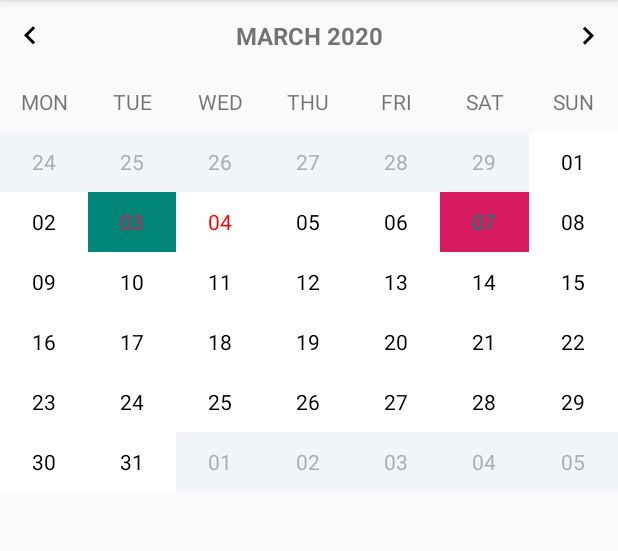
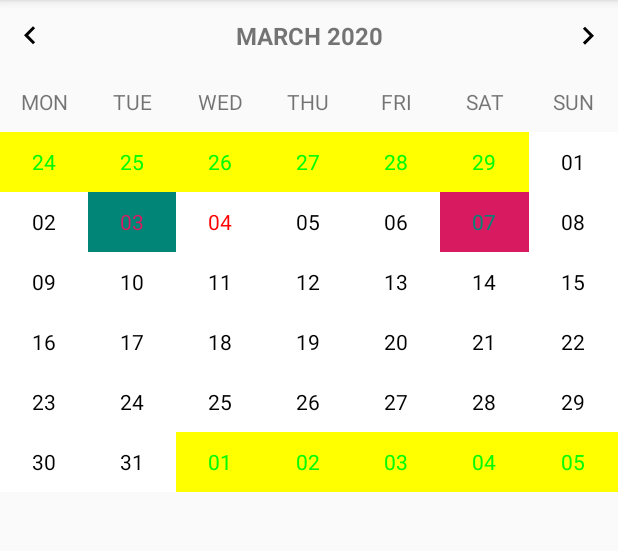
Before and after one commit to VarunBarad/Highlightable-Calendar-View, an Android app: the screen it shows after launch (MainActivity), on a phone screen of 412 x 824 dp, the part 84-635 px from its top. Run offline under Robolectric (Android 15) with nearby library versions, the phone set to English and light mode, and no system bars; our stand-ins replace data binding.

Commit message:
Set non-current month day styles from attributes

```diff
--- a/app/src/main/res/layout/activity_main.xml
+++ b/app/src/main/res/layout/activity_main.xml
@@ -10,7 +10,9 @@
         android:id="@+id/calendar"
         android:layout_width="0dp"
         android:layout_height="wrap_content"
+        app:dayBackgroundColorDisabled="#0f0"
         app:dayTextColorCurrentDay="#ff0000"
+        app:dayTextColorDisabled="#ff0"
         app:firstDayOfWeek="monday"
         app:layout_constraintEnd_toEndOf="parent"
         app:layout_constraintStart_toStartOf="parent"
--- a/highlightable-calendar-view/src/main/java/com/varunbarad/highlightable_calendar_view/HighlightableCalendarView.kt
+++ b/highlightable-calendar-view/src/main/java/com/varunbarad/highlightable_calendar_view/HighlightableCalendarView.kt
@@ -28,6 +28,20 @@ class HighlightableCalendarView @JvmOverloads constructor(
     @ColorInt
     var dayTextColorCurrentDay: Int =
         ContextCompat.getColor(this.context, R.color.day_textColor_currentDay)
+        set(value) {
+            field = value
+            this.updateCalendarDisplayedContents()
+        }
+    @ColorInt
+    var dayTextColorDisabled: Int =
+        ContextCompat.getColor(this.context, R.color.day_textColor_disabled)
+        set(value) {
+            field = value
+            this.updateCalendarDisplayedContents()
+        }
+    @ColorInt
+    var dayBackgroundColorDisabled: Int =
+        ContextCompat.getColor(this.context, R.color.day_backgroundColor_disabled)
         set(value) {
             field = value
             this.updateCalendarDisplayedContents()
@@ -107,6 +121,14 @@ class HighlightableCalendarView @JvmOverloads constructor(
             this.dayTextColorCurrentDay = attributeValues.getColor(
                 R.styleable.HighlightableCalendarView_dayTextColorCurrentDay,
                 ContextCompat.getColor(this.context, R.color.day_textColor_currentDay)
+            )
+            this.dayTextColorDisabled = attributeValues.getColor(
+                R.styleable.HighlightableCalendarView_dayTextColorDisabled,
+                ContextCompat.getColor(this.context, R.color.day_textColor_disabled)
+            )
+            this.dayBackgroundColorDisabled = attributeValues.getColor(
+                R.styleable.HighlightableCalendarView_dayBackgroundColorDisabled,
+                ContextCompat.getColor(this.context, R.color.day_backgroundColor_disabled)
             )
 
             attributeValues.recycle()
@@ -256,19 +278,8 @@ class HighlightableCalendarView @JvmOverloads constructor(
             dayView.bind(date)
 
             if (!monthCalendar.isSameMonth(date)) {
-                // ToDo: Apply non-current-month style
-                dayView.setBackgroundColor(
-                    ContextCompat.getColor(
-                        this.context,
-                        R.color.day_backgroundColor_disabled
-                    )
-                )
-                dayView.setTextColor(
-                    ContextCompat.getColor(
-                        this.context,
-                        R.color.day_textColor_disabled
-                    )
-                )
+                dayView.setBackgroundColor(this.dayTextColorDisabled)
+                dayView.setTextColor(this.dayBackgroundColorDisabled)
             } else {
                 // ToDo: Apply current-month style
                 dayView.setBackgroundColor(
--- a/highlightable-calendar-view/src/main/res/values/attrs.xml
+++ b/highlightable-calendar-view/src/main/res/values/attrs.xml
@@ -16,12 +16,14 @@
         <!-- Specify color with which you want to highlight current day's text -->
         <attr name="dayTextColorCurrentDay" format="color" />
 
+        <!-- Specify colors for days which are not in current month -->
+        <attr name="dayTextColorDisabled" format="color" />
+        <attr name="dayBackgroundColorDisabled" format="color" />
+
         <attr name="calendarTitleTextColor" format="color" />
         <attr name="dayOfWeekTextColor" format="color" />
         <attr name="dayOfMonthTextColor" format="color" />
         <attr name="calendarBackgroundColor" format="color" />
-        <attr name="dayBackgroundColorDisabled" format="color" />
-        <attr name="dayTextColorDisabled" format="color" />
         <attr name="dayBackgroundColorSelected" format="color" />
         <attr name="dayTextColorSelected" format="color" />
         <attr name="weekLayoutBackgroundColor" format="color" />
--- a/highlightable-calendar-view/src/main/res/values/colors.xml
+++ b/highlightable-calendar-view/src/main/res/values/colors.xml
@@ -4,11 +4,13 @@
     <color name="black">#000000</color>
     <color name="darkGrey">#222222</color>
 
+    <color name="day_textColor_currentDay">#03a7e9</color>
+
+    <color name="day_textColor_disabled">#aeaeae</color>
     <color name="day_backgroundColor_disabled">#f1f5f8</color>
+
     <color name="day_backgroundColor_enabled">@color/white</color>
     <color name="day_backgroundColor_selected">#03a7e9</color>
 
-    <color name="day_textColor_disabled">#aeaeae</color>
     <color name="day_textColor_enabled">@color/black</color>
-    <color name="day_textColor_currentDay">#03a7e9</color>
 </resources>
```
